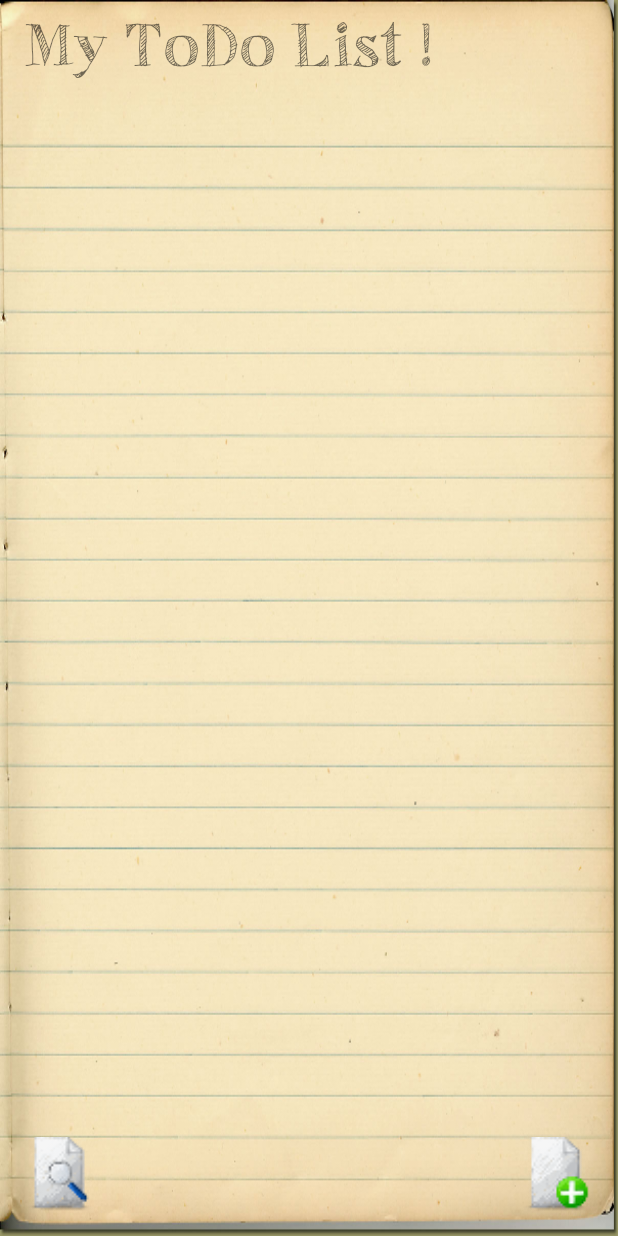
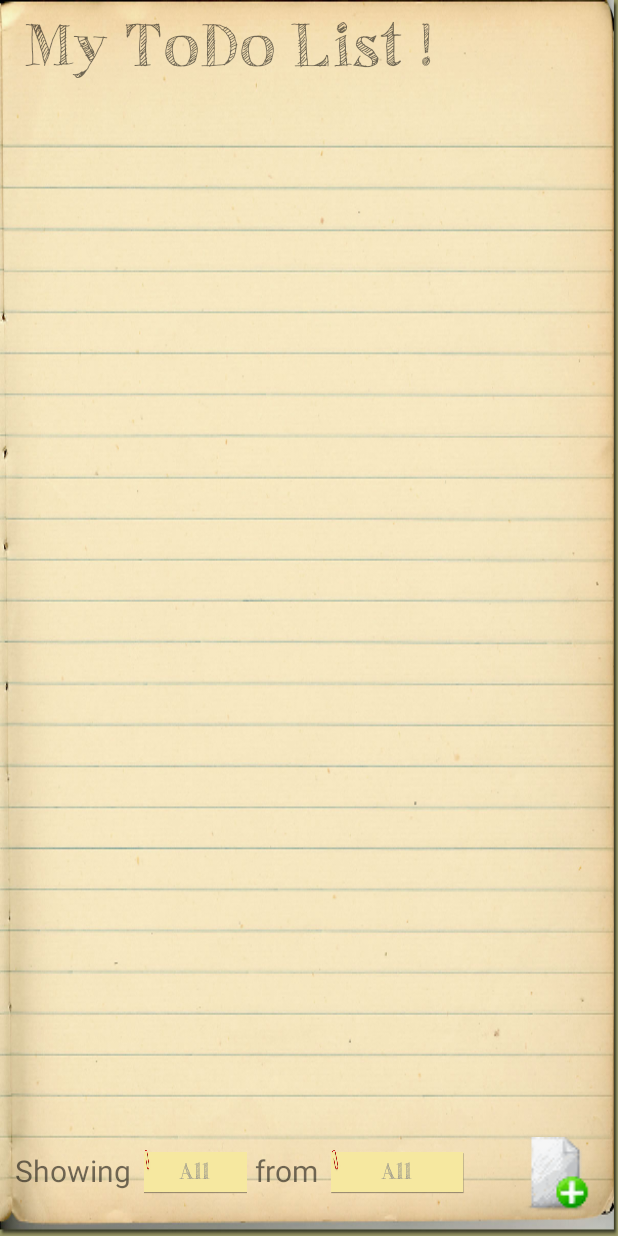
Before and after one commit to Malenea/ToDoList, an Android app: the screen it shows after launch (MainActivity), on a phone screen of 412 x 824 dp. Run offline under Robolectric (Android 15) with nearby library versions, the phone set to English and light mode, and no system bars.

Commit message:
Added sort

```diff
--- a/app/src/main/java/com/malenea/todolist/DbHelper.java
+++ b/app/src/main/java/com/malenea/todolist/DbHelper.java
@@ -99,9 +99,29 @@ public class DbHelper extends SQLiteOpenHelper {
         return db.update(DB_TABLE, values, DB_ID + " = " + task.getTaskId(), null);
     }
 
-    public ArrayList<TaskClass> getTaskList() {
+    public ArrayList<TaskClass> getTaskList(int stat, int cat) {
         ArrayList<TaskClass> taskList = new ArrayList<>();
-        String selectQuery = "SELECT * FROM " + DB_TABLE;
+        String selectQuery;
+        if (stat == 0) {
+            if (cat == 0) {
+                selectQuery = "SELECT * FROM " + DB_TABLE;
+            } else {
+                selectQuery = "SELECT * FROM " + DB_TABLE +
+                        " WHERE " + DB_COLUMN_CATEGORY + " = " + (cat - 1);
+            }
+        } else {
+            if (cat == 0) {
+                selectQuery = "SELECT * FROM " + DB_TABLE +
+                        " WHERE " + DB_COLUMN_STATUS + " = " + (stat - 1);
+            } else {
+                selectQuery = "SELECT * FROM " + DB_TABLE +
+                        " WHERE " +
+                        DB_COLUMN_CATEGORY + " = " + (cat - 1) +
+                        " AND " +
+                        DB_COLUMN_STATUS + " = " + (stat - 1);
+            }
+        }
+
         SQLiteDatabase db = this.getReadableDatabase();
         Cursor cursor = db.rawQuery(selectQuery, null);
 
--- a/app/src/main/java/com/malenea/todolist/MainActivity.java
+++ b/app/src/main/java/com/malenea/todolist/MainActivity.java
@@ -59,32 +59,75 @@ public class MainActivity extends AppCompatActivity {
 
     private static ArrayList<TaskClass> listHandler;
 
+    private static int cat_state_choice = 0;
+    private static int status_state_choice = 0;
+
     @Override
     protected void onCreate(Bundle savedInstanceState) {
         super.onCreate(savedInstanceState);
         setContentView(R.layout.activity_main);
 
+        Typeface custom_font = Typeface.createFromAsset(getAssets(), "fonts/MyFont.otf");
+
         TextView tx = (TextView) findViewById(R.id.program_title);
-        Typeface custom_font = Typeface.createFromAsset(getAssets(), "fonts/MyFont.otf");
         tx.setTypeface(custom_font);
 
+        TextView tx_stat = (TextView) findViewById(R.id.status_state);
+        tx_stat.setTypeface(custom_font);
+        if (status_state_choice == 0) {
+            tx_stat.setTextColor(Color.GRAY);
+            tx_stat.setText("All");
+        } else if (status_state_choice == 1) {
+            tx_stat.setTextColor(Color.BLACK);
+            tx_stat.setText("?");
+        } else if (status_state_choice == 2) {
+            tx_stat.setTextColor(Color.RED);
+            tx_stat.setText("TBD");
+        } else {
+            tx_stat.setTextColor(Color.GREEN);
+            tx_stat.setText("Done");
+        }
+
+        TextView tx_cat = (TextView) findViewById(R.id.cat_state);
+        tx_cat.setTypeface(custom_font);
+        if (cat_state_choice == 0) {
+            tx_cat.setTextColor(Color.GRAY);
+            tx_cat.setText("All");
+        } else if (cat_state_choice == 1) {
+            tx_cat.setTextColor(Color.BLACK);
+            tx_cat.setText("?");
+        } else if (cat_state_choice == 2) {
+            tx_cat.setTextColor(Color.RED);
+            tx_cat.setText("Work");
+        } else if (cat_state_choice == 3) {
+            tx_cat.setTextColor(Color.BLUE);
+            tx_cat.setText("Perso");
+        } else if (cat_state_choice == 4) {
+            tx_cat.setTextColor(Color.CYAN);
+            tx_cat.setText("Errands");
+        } else {
+            tx_cat.setTextColor(Color.GREEN);
+            tx_cat.setText("Hobbies");
+        }
+
         dbHelper = new DbHelper(this);
-        loadTaskList();
-
+        loadTaskList(status_state_choice, cat_state_choice);
     }
 
-    private void loadTaskList() {
+    private void loadTaskList(int stat, int cat) {
         mRecyclerView = (RecyclerView) findViewById(R.id.listTask);
         mRecyclerView.setHasFixedSize(true);
         mLayoutManager = new LinearLayoutManager(this);
         mRecyclerView.setLayoutManager(mLayoutManager);
-        mAdapter = new MyRecyclerViewAdapter(getDataSet());
-        listHandler = new ArrayList<>(getDataSet());
+
+        mAdapter = new MyRecyclerViewAdapter(getDataSet(stat, cat));
+        listHandler = new ArrayList<>(getDataSet(stat, cat));
+
         mRecyclerView.setAdapter(mAdapter);
     }
 
-    private ArrayList<TaskClass> getDataSet() {
-        ArrayList<TaskClass> results = dbHelper.getTaskList();
+    private ArrayList<TaskClass> getDataSet(int stat, int cat) {
+        ArrayList<TaskClass> results = dbHelper.getTaskList(stat, cat);
         return results;
     }
 
@@ -155,7 +198,7 @@ public class MainActivity extends AppCompatActivity {
             tx_cat.setTextColor(Color.CYAN);
             tx_cat.setText("Errands");
         } else {
-            tx_cat.setTextColor(Color.GREEN);
+            tx_cat.setTextColor(Color.MAGENTA);
             tx_cat.setText("Hobbies");
         }
 
@@ -308,13 +351,66 @@ public class MainActivity extends AppCompatActivity {
                 }
                 int ret = dbHelper.updateTask(taskList.get(position));
                 Log.i(LOG_TAG, "Update returned : " + ret);
-                loadTaskList();
+                loadTaskList(status_state_choice, cat_state_choice);
                 dialog.dismiss();
             }
         });
 
         dialog.setView(promptView);
         dialog.show();
+    }
+
+    public void changeStatValue(View view) {
+        TextView tx_stat = (TextView) findViewById(R.id.status_state);
+        if (status_state_choice == 0) {
+            status_state_choice = 1;
+            tx_stat.setTextColor(Color.BLACK);
+            tx_stat.setText("?");
+        } else if (status_state_choice == 1) {
+            status_state_choice = 2;
+            tx_stat.setTextColor(Color.RED);
+            tx_stat.setText("TBD");
+        } else if (status_state_choice == 2) {
+            status_state_choice = 3;
+            tx_stat.setTextColor(Color.GREEN);
+            tx_stat.setText("Done");
+        } else {
+            status_state_choice = 0;
+            tx_stat.setTextColor(Color.GRAY);
+            tx_stat.setText("All");
+        }
+        loadTaskList(status_state_choice, cat_state_choice);
+    }
+
+    // Change the search value for put
+    public void changeCatValue(View view) {
+        TextView tx_cat = (TextView) findViewById(R.id.cat_state);
+        if (cat_state_choice == 0) {
+            cat_state_choice = 1;
+            tx_cat.setTextColor(Color.BLACK);
+            tx_cat.setText("?");
+        } else if (cat_state_choice == 1) {
+            cat_state_choice = 2;
+            tx_cat.setTextColor(Color.RED);
+            tx_cat.setText("Work");
+        } else if (cat_state_choice == 2) {
+            cat_state_choice = 3;
+            tx_cat.setTextColor(Color.BLUE);
+            tx_cat.setText("Perso");
+        } else if (cat_state_choice == 3) {
+            cat_state_choice = 4;
+            tx_cat.setTextColor(Color.CYAN);
+            tx_cat.setText("Errands");
+        } else if (cat_state_choice == 4) {
+            cat_state_choice = 5;
+            tx_cat.setTextColor(Color.GREEN);
+            tx_cat.setText("Hobbies");
+        } else {
+            cat_state_choice = 0;
+            tx_cat.setTextColor(Color.GRAY);
+            tx_cat.setText("All");
+        }
+        loadTaskList(status_state_choice, cat_state_choice);
     }
 
     // Add a new task to the list and the db by prompting an input window
@@ -340,7 +436,7 @@ public class MainActivity extends AppCompatActivity {
                         tmp.setTaskStatus(0);
                         Log.i(LOG_TAG, "Created new task : " + tmp.getTaskTitle());
                         dbHelper.insertNewTask(tmp);
-                        loadTaskList();
+                        loadTaskList(status_state_choice, cat_state_choice);
                     }
                 })
                 .setNegativeButton("Cancel", null)
@@ -351,6 +447,6 @@ public class MainActivity extends AppCompatActivity {
     // Delete the current task from list and db
     public void deleteTask(ArrayList<TaskClass> list, int position) {
         dbHelper.deleteTask(list.get(position));
-        loadTaskList();
+        loadTaskList(status_state_choice, cat_state_choice);
     }
 }
--- a/app/src/main/res/layout/activity_main.xml
+++ b/app/src/main/res/layout/activity_main.xml
@@ -23,7 +23,7 @@
         android:scrollbars="vertical"
         android:layout_marginTop="70sp"
         android:layout_width="match_parent"
-        android:layout_height="match_parent"
+        android:layout_height="397dp"
         android:layout_marginBottom="70sp" />
 
     <ImageButton
@@ -35,13 +35,50 @@
         android:layout_margin="@dimen/fab_margin"
         android:onClick="addTask" />
 
-    <ImageButton
+    <TextView
         android:id="@+id/search"
-        android:background="@drawable/ic_srchbtn"
-        android:layout_width="50dp"
-        android:layout_height="50dp"
+        android:text="Showing"
+        android:textSize="20sp"
+        android:layout_width="wrap_content"
+        android:layout_height="wrap_content"
         android:layout_gravity="bottom|start"
-        android:layout_margin="@dimen/fab_margin"
-        android:onClick="addTask" />
+        android:layout_marginBottom="30dp"
+        android:layout_marginStart="10dp" />
+
+    <TextView
+        android:id="@+id/status_state"
+        android:text="STA"
+        android:textSize="15sp"
+        android:layout_marginBottom="27dp"
+        android:layout_marginStart="95dp"
+        android:gravity="center"
+        android:layout_gravity="bottom|start"
+        android:layout_width="70dp"
+        android:layout_height="30dp"
+        android:background="@drawable/sticky_note"
+        android:onClick="changeStatValue"/>
+
+    <TextView
+        android:id="@+id/from"
+        android:textSize="20sp"
+        android:text="from"
+        android:layout_gravity="bottom|start"
+        android:layout_marginBottom="30dp"
+        android:layout_marginStart="170dp"
+        android:layout_width="wrap_content"
+        android:layout_height="wrap_content" />
+
+    <TextView
+        android:id="@+id/cat_state"
+        android:textSize="15sp"
+        android:text="CAT"
+        android:layout_gravity="bottom|start"
+        android:layout_marginStart="220dp"
+        android:layout_marginBottom="27dp"
+        android:background="@drawable/sticky_note"
+        android:gravity="center"
+        android:layout_width="90dp"
+        android:layout_height="30dp"
+        android:onClick="changeCatValue"/>
 
 </android.support.design.widget.CoordinatorLayout>
```
Also changed, not shown: 2 other files.
